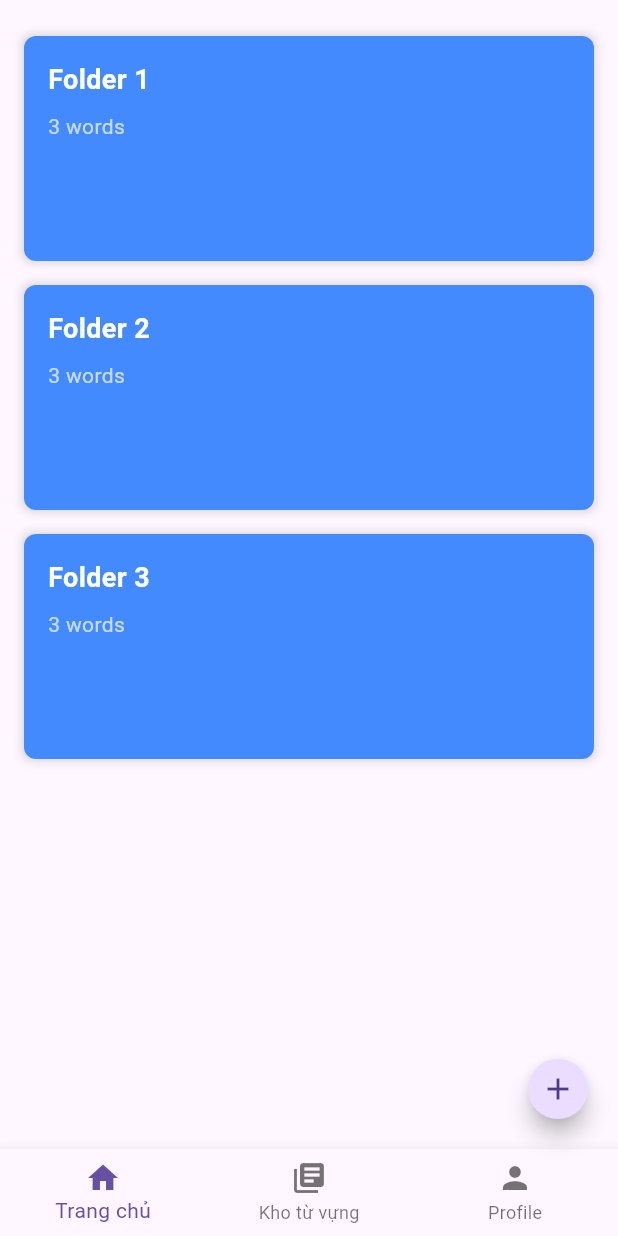
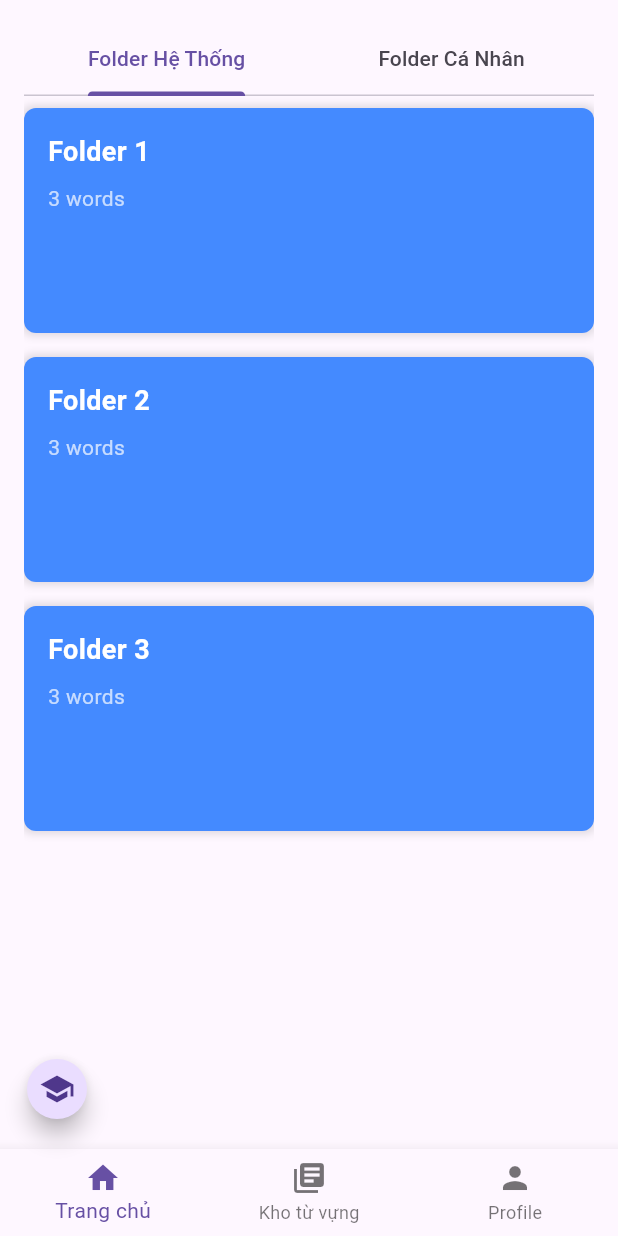
Before and after one commit to Khoa15/exci-fe-flutter, a Flutter app: the HomeScreen screen opened by its route, on a phone screen of 412 x 824 dp. Run offline on Flutter 3.47's test engine with Material 3 defaults, Android fonts, the phone set to English and light mode, and no system bars; our stand-ins replace audioplayers, fl_chart, shared_preferences; accounts and stored records are empty.

Commit message:
button learn upgrade

```diff
--- a/lib/screens/home_screen.dart
+++ b/lib/screens/home_screen.dart
@@ -48,9 +48,11 @@
 import 'dart:ui';
 
 import 'package:exci_flutter/models/folder_model.dart';
+import 'package:exci_flutter/models/user_model.dart';
 import 'package:exci_flutter/models/word_model.dart';
 import 'package:exci_flutter/screens/add_word_screen.dart';
 import 'package:exci_flutter/screens/word_list_screen.dart';
+import 'package:exci_flutter/services/auth_service.dart';
 import 'package:exci_flutter/widgets/bottom_navigation_bar.dart';
 import 'package:flutter/foundation.dart';
 import 'package:flutter/material.dart';
@@ -60,7 +62,9 @@ class HomeScreen extends StatefulWidget {
   _HomeScreenState createState() => _HomeScreenState();
 }
 
-class _HomeScreenState extends State<HomeScreen> with SingleTickerProviderStateMixin {
+class _HomeScreenState extends State<HomeScreen>
+    with SingleTickerProviderStateMixin {
+  late final UserModel? _user;
   final List<FolderModel> _folders = [
     FolderModel(name: 'Folder 1', listWord: [
       WordModel(word: 'apple'),
@@ -82,42 +86,16 @@ class _HomeScreenState extends State<HomeScreen> with SingleTickerProviderStateM
   bool _isFabExpanded = false;
   @override
   void initState() {
-    // TODO: implement initState
     super.initState();
+    _loadUser();
   }
-  // Controller để điều khiển hiệu ứng animation
-  // late AnimationController _animationController;
-  // late Animation<Color?> _animationColor;
-  // late Animation<double> _animationScale;
 
-  // @override
-  // void initState() {
-  //   super.initState();
-
-  //   _animationController = AnimationController(
-  //     vsync: this,
-  //     duration: const Duration(milliseconds: 300),
-  //   );
-
-  //   _animationColor = ColorTween(
-  //     begin: Colors.transparent,
-  //     end: Colors.black54,
-  //   ).animate(_animationController);
-
-  //   _animationScale = Tween<double>(
-  //     begin: 0.0,
-  //     end: 1.0,
-  //   ).animate(CurvedAnimation(
-  //     parent: _animationController,
-  //     curve: Curves.easeInOut,
-  //   ));
-  // }
-
-  // @override
-  // void dispose() {
-  //   _animationController.dispose();
-  //   super.dispose();
-  // }
+  Future<void> _loadUser() async {
+    UserModel? user = await getUser();
+    setState(() {
+      _user = user;
+    });
+  }
 
   void _onItemTapped(int index) {
     if (index != _selectedIndex) {
@@ -136,21 +114,6 @@ class _HomeScreenState extends State<HomeScreen> with SingleTickerProviderStateM
           Navigator.pushReplacementNamed(context, '/profile');
           break;
       }
-    }
-  }
-
-  void _navigateToWordList(FolderModel folder) {
-    if (kIsWeb) {
-      // Điều hướng trên web, ví dụ sử dụng Navigator hoặc chỉ định URL
-      Navigator.pushNamed(context, '/folder/${folder.name}');
-    } else {
-      // Điều hướng trên mobile
-      Navigator.push(
-        context,
-        MaterialPageRoute(
-          builder: (context) => WordListScreen(folder: folder),
-        ),
-      );
     }
   }
 
@@ -187,7 +150,8 @@ class _HomeScreenState extends State<HomeScreen> with SingleTickerProviderStateM
     Navigator.push(
       context,
       MaterialPageRoute(
-        builder: (context) => AddWordScreen(), // Thay thế bằng màn hình thêm word của bạn
+        builder: (context) =>
+            AddWordScreen(), // Thay thế bằng màn hình thêm word của bạn
       ),
     );
   }
@@ -195,13 +159,9 @@ class _HomeScreenState extends State<HomeScreen> with SingleTickerProviderStateM
   void _toggleFab() {
     setState(() {
       _isFabExpanded = !_isFabExpanded;
-      // if (_isFabExpanded) {
-      //   _animationController.forward();
-      // } else {
-      //   _animationController.reverse();
-      // }
     });
   }
+
   void _hideFab() {
     if (_isFabExpanded) {
       setState(() {
@@ -209,16 +169,160 @@ class _HomeScreenState extends State<HomeScreen> with SingleTickerProviderStateM
       });
     }
   }
+
+  @override
+  Widget build(BuildContext context) {
+    return Scaffold(
+      body: GestureDetector(
+          onTap: _hideFab,
+          child: Stack(
+            children: [
+              Padding(
+                padding: const EdgeInsets.all(16.0),
+                child: _user?.accountType == 'standard'
+                    ? SystemFolder()
+                    : DefaultTabController(
+                        length: 2,
+                        child: Column(
+                          children: [
+                            const TabBar(
+                              tabs: [
+                                Tab(text: 'Folder Hệ Thống'),
+                                Tab(text: 'Folder Cá Nhân'),
+                              ],
+                            ),
+                            Expanded(
+                              child: TabBarView(children: <Widget>[
+                                SystemFolder(),
+                                SystemFolder()
+                              ]),
+                            ),
+                          ],
+                        ),
+                      ),
+              ),
+              if (_isFabExpanded)
+                AnimatedOpacity(
+                  opacity: _isFabExpanded ? 1.0 : 0.0,
+                  duration: Duration(milliseconds: 200),
+                  child: BackdropFilter(
+                    filter: ImageFilter.blur(sigmaX: 5.0, sigmaY: 5.0),
+                    child: Container(
+                      color: Colors.black.withOpacity(0.5),
+                    ),
+                  ),
+                ),
+            ],
+          )),
+      bottomNavigationBar: CustomBottomNavigationBar(
+        selectedIndex: _selectedIndex,
+        onItemTapped: _onItemTapped,
+      ),
+      floatingActionButton: Stack(
+        children: [
+          Padding(
+            padding: const EdgeInsets.only(left: 30.0),
+            child: Align(
+              alignment: Alignment.bottomLeft,
+              child: FloatingActionButton(
+                onPressed: () {},
+                heroTag: 'learn',
+                shape: CircleBorder(),
+                mini: true,
+                child: const Icon(Icons.school),
+              ),
+            ),
+          ),
+          if (_user?.accountType == 'premium')
+            Align(
+              alignment: Alignment.bottomRight,
+              child: Column(
+                mainAxisSize: MainAxisSize.min,
+                crossAxisAlignment: CrossAxisAlignment.end,
+                children: [
+                  if (_isFabExpanded) ...[
+                    // Nút Thêm A
+                    AnimatedOpacity(
+                      duration: const Duration(milliseconds: 100),
+                      opacity: _isFabExpanded ? 1.0 : 0.0,
+                      child: FloatingActionButton(
+                        onPressed: _navigateToAddWordScreen,
+                        heroTag: 'addWord',
+                        shape: CircleBorder(),
+                        mini: true,
+                        child: const Icon(Icons.add),
+                      ),
+                    ),
+                    SizedBox(height: 16.0), // Khoảng cách giữa các nút
+                    // Nút Thêm B
+                    AnimatedOpacity(
+                      duration: const Duration(milliseconds: 100),
+                      opacity: _isFabExpanded ? 1.0 : 0.0,
+                      child: FloatingActionButton(
+                        onPressed: _showAddFolderDialog,
+                        heroTag: 'addFolder',
+                        shape: CircleBorder(),
+                        mini: true,
+                        child: const Icon(Icons.folder),
+                      ),
+                    ),
+                    SizedBox(height: 16.0), // Khoảng cách giữa các nút
+                  ],
+                  // Nút chính "+"
+                  FloatingActionButton(
+                    onPressed: _toggleFab,
+                    child: Icon(_isFabExpanded ? Icons.close : Icons.add),
+                    heroTag: 'mainFAB',
+                    shape: CircleBorder(),
+                    mini: true,
+                  ),
+                ],
+              ),
+            ),
+        ],
+      ),
+    );
+  }
+}
+
+class SystemFolder extends StatelessWidget {
+  final List<FolderModel> _folders = [
+    FolderModel(name: 'Folder 1', listWord: [
+      WordModel(word: 'apple'),
+      WordModel(word: 'banana'),
+      WordModel(word: 'Cherry')
+    ]),
+    FolderModel(name: 'Folder 2', listWord: [
+      WordModel(word: 'dog'),
+      WordModel(word: 'cat'),
+      WordModel(word: 'fish')
+    ]),
+    FolderModel(name: 'Folder 3', listWord: [
+      WordModel(word: 'red'),
+      WordModel(word: 'blue'),
+      WordModel(word: 'green')
+    ]),
+  ];
+
   @override
   Widget build(BuildContext context) {
     final screenWidth = MediaQuery.of(context).size.width;
-    return Scaffold(
-      body: GestureDetector(
-        onTap: _hideFab,
-        child: Stack(children: [
-        Padding(
-            padding: const EdgeInsets.all(16.0),
-            child: ListView.builder(
+    void _navigateToWordList(FolderModel folder) {
+      if (kIsWeb) {
+        // Điều hướng trên web, ví dụ sử dụng Navigator hoặc chỉ định URL
+        Navigator.pushNamed(context, '/folder/${folder.name}');
+      } else {
+        // Điều hướng trên mobile
+        Navigator.push(
+          context,
+          MaterialPageRoute(
+            builder: (context) => WordListScreen(folder: folder),
+          ),
+        );
+      }
+    }
+
+    return ListView.builder(
       itemCount: _folders.length,
       itemBuilder: (context, index) {
         final folder = _folders[index];
@@ -261,89 +365,11 @@ class _HomeScreenState extends State<HomeScreen> with SingleTickerProviderStateM
                     fontSize: 14,
                   ),
                 ),
-                        // Spacer(),
-                        // Align(
-                        //   alignment: Alignment.bottomRight,
-                        //   child: ElevatedButton(
-                        //     onPressed: () => _navigateToWordList(folder),
-                        //     style: ElevatedButton.styleFrom(
-                        //       backgroundColor: Colors.white, // Background color of the button
-                        //       foregroundColor: Colors.blueAccent, // Text color of the button
-                        //     ),
-                        //     child: Text('Xem chi tiết'),
-                        //   ),
-                        // ),
               ],
             ),
           ),
         );
       },
-            ),
-          ),
-
-
-          if (_isFabExpanded)
-            AnimatedOpacity(
-                opacity: _isFabExpanded ? 1.0 : 0.0,
-                duration: Duration(milliseconds: 200),
-                child: BackdropFilter(
-                  filter: ImageFilter.blur(sigmaX: 5.0, sigmaY: 5.0),
-                  child: Container(
-                    color: Colors.black.withOpacity(0.5),
-                  ),
-                ),
-              ),
-        ],)
-      ),
-      bottomNavigationBar: CustomBottomNavigationBar(
-        selectedIndex: _selectedIndex,
-        onItemTapped: _onItemTapped,
-      ),
-      floatingActionButton: Align(
-        alignment: Alignment.bottomRight,
-        child: Column(
-          mainAxisSize: MainAxisSize.min,
-          crossAxisAlignment: CrossAxisAlignment.end,
-          children: [
-            if (_isFabExpanded) ...[
-              // Nút Thêm A
-              AnimatedOpacity(
-                duration: const Duration(milliseconds: 100),
-                opacity: _isFabExpanded ? 1.0 : 0.0,
-                child: FloatingActionButton(
-                  onPressed: _navigateToAddWordScreen,
-                  heroTag: 'addWord',
-                  shape: CircleBorder(),
-                  mini: true,
-                  child: const Icon(Icons.add),
-                ),
-              ),
-              SizedBox(height: 16.0), // Khoảng cách giữa các nút
-              // Nút Thêm B
-              AnimatedOpacity(
-                duration: const Duration(milliseconds: 100),
-                opacity: _isFabExpanded ? 1.0 : 0.0,
-                child: FloatingActionButton(
-                  onPressed: _showAddFolderDialog,  //Text('B'),
-                  heroTag: 'addFolder',
-                  shape: CircleBorder(),
-                  mini: true,
-                  child: const Icon(Icons.folder),
-                ),
-              ),
-              SizedBox(height: 16.0), // Khoảng cách giữa các nút
-            ],
-            // Nút chính "+"
-            FloatingActionButton(
-              onPressed: _toggleFab,
-              child: Icon(_isFabExpanded ? Icons.close : Icons.add),
-              heroTag: 'mainFAB',
-              shape: CircleBorder(),
-              mini: true,
-            ),
-          ],
-        ),
-      ),
     );
   }
 }
```
Also changed, not shown: lib/screens/add_word_screen.dart (+124 -4 lines), lib/screens/profile_screen.dart (+25 -2 lines). Lines whose indentation alone changed are shown as unchanged.
